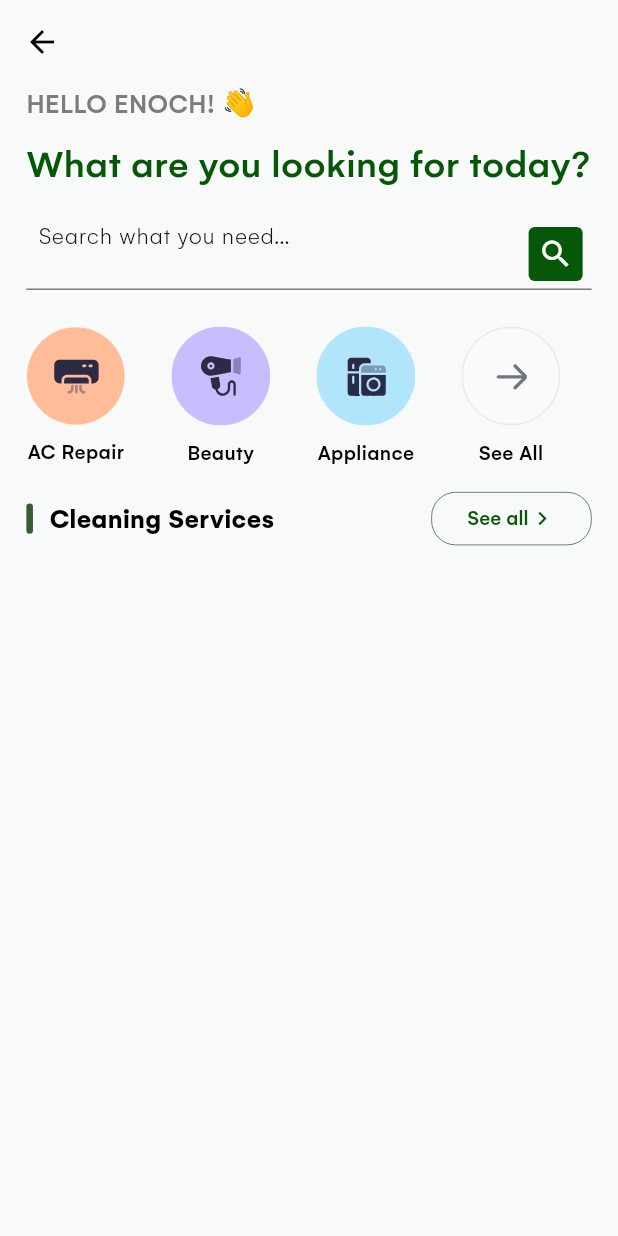
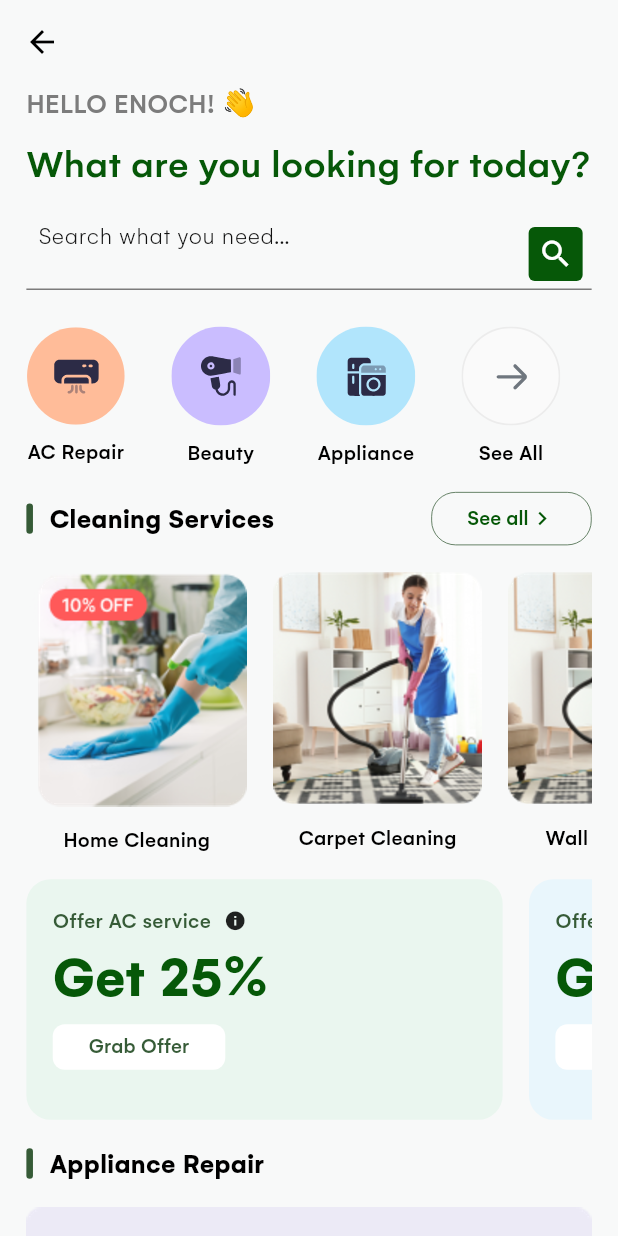
Before and after one commit to enoch-aik/community_hub, a Flutter app: the DashboardScreen screen opened by its route, on a phone screen of 412 x 824 dp. Run offline on Flutter 3.47's test engine with Material 2 defaults, Android fonts, the phone set to English and light mode, and no system bars; our stand-ins replace auto_route, dio, flex_color_scheme, flutter_hooks, flutter_screenutil, flutter_svg and 5 more; missing offline and left inert: serverpod, serverpod_client; accounts and stored records are empty.

Commit message:
- completed dashboard UI

```diff
--- a/community_hub/lib/app/dashboard/data/models/community_service.dart
+++ b/community_hub/lib/app/dashboard/data/models/community_service.dart
@@ -21,4 +21,15 @@ class CommunityService {
 
   static CommunityService seeAll =
       CommunityService(service: 'See All', imagePath: AppAssets.seeAllSvg);
+
+  static List<CommunityService> get cleaningServices => [
+        CommunityService(
+            service: 'Home Cleaning', imagePath: AppAssets.homeCleaningImg),
+        CommunityService(
+            service: 'Carpet Cleaning', imagePath: AppAssets.carpetCleaningImg),
+        CommunityService(
+            service: 'Wall Cleaning', imagePath: AppAssets.carpetCleaningImg),
+        CommunityService(
+            service: 'Home Cleaning', imagePath: AppAssets.homeCleaningImg),
+      ];
 }
--- /dev/null
+++ b/community_hub/lib/app/dashboard/data/models/offer.dart
@@ -0,0 +1,25 @@
+import 'package:flutter/material.dart';
+
+class ServiceOffer {
+  final String title;
+  final String discount;
+  final String? actionText;
+  final Color? color;
+
+  ServiceOffer(
+      {required this.title,
+      required this.discount,
+      this.color = Colors.blueAccent,
+      this.actionText = 'Grab Offer'});
+
+  static List<ServiceOffer> get offers => [
+        ServiceOffer(
+            title: 'Offer AC service',
+            discount: 'Get 25%',
+            color: const Color(0xffEAF6EF)),
+        ServiceOffer(
+            title: 'Offer AC service',
+            discount: 'Get 25%',
+            color: const Color(0xffE9F6FC)),
+      ];
+}
--- a/community_hub/lib/app/dashboard/presentation/ui/screens/dashboard.dart
+++ b/community_hub/lib/app/dashboard/presentation/ui/screens/dashboard.dart
@@ -1,8 +1,12 @@
 import 'package:community_hub/app/dashboard/data/models/community_service.dart';
+import 'package:community_hub/app/dashboard/data/models/offer.dart';
 import 'package:community_hub/app/dashboard/presentation/ui/widgets/category_header.dart';
+import 'package:community_hub/app/dashboard/presentation/ui/widgets/cleaning_service_card.dart';
+import 'package:community_hub/app/dashboard/presentation/ui/widgets/offer_card.dart';
 import 'package:community_hub/app/dashboard/presentation/ui/widgets/search_textfield.dart';
 import 'package:community_hub/app/dashboard/presentation/ui/widgets/service_card.dart';
 import 'package:community_hub/lib.dart';
+import 'package:community_hub/src/res/assets/assets.dart';
 
 @RoutePage(name: 'dashboard')
 class DashboardScreen extends HookConsumerWidget {
@@ -52,8 +56,55 @@ class DashboardScreen extends HookConsumerWidget {
                 ],
               ),
             ),
+            Padding(
+              padding: EdgeInsets.symmetric(vertical: 16.h),
+              child: const CategoryHeader(header: 'Cleaning Services'),
+            ),
+            SingleChildScrollView(
+              scrollDirection: Axis.horizontal,
+              child: Row(
+                children: [
+                  ...List.generate(4, (index) => index).map(
+                    (e) => Padding(
+                      padding: EdgeInsets.only(right: 16.w),
+                      child: CleaningServiceCard(
+                        service: CommunityService.cleaningServices[e],
+                        //onTap: () {},
+                      ),
+                    ),
+                  ),
+                ],
+              ),
+            ),
             ColSpacing(16.h),
-            CategoryHeader(header: 'Cleaning Services'),
+            SingleChildScrollView(
+              scrollDirection: Axis.horizontal,
+              child: Row(
+                children: [
+                  ...List.generate(
+                    2,
+                    (index) => Padding(
+                      padding: EdgeInsets.only(right: 16.w),
+                      child: OfferCard(offer: ServiceOffer.offers[index]),
+                    ),
+                  ),
+                ],
+              ),
+            ),
+            Padding(
+              padding: EdgeInsets.symmetric(vertical: 16.h),
+              child: const CategoryHeader(
+                header: 'Appliance Repair',
+                showActionButton: false,
+              ),
+            ),
+            Image.asset(
+              AppAssets.applianceRepairOfferImg,
+              width: double.maxFinite,
+              fit: BoxFit.fitWidth,
+              filterQuality: FilterQuality.high,
+            ),
+            ColSpacing(24.h),
           ],
         ),
       ),
--- a/community_hub/lib/app/dashboard/presentation/ui/widgets/category_header.dart
+++ b/community_hub/lib/app/dashboard/presentation/ui/widgets/category_header.dart
@@ -3,8 +3,13 @@ import 'package:community_hub/lib.dart';
 class CategoryHeader extends StatelessWidget {
   final String header;
   final void Function()? onTap;
+  final bool showActionButton;
 
-  const CategoryHeader({super.key, required this.header, this.onTap});
+  const CategoryHeader(
+      {super.key,
+      required this.header,
+      this.onTap,
+      this.showActionButton = true});
 
   @override
   Widget build(BuildContext context) {
@@ -24,6 +29,7 @@ class CategoryHeader extends StatelessWidget {
           fontSize: 18.sp,
         ),
         const Spacer(),
+        if (showActionButton)
           SizedBox(
               height: 35.h,
               child: OutlinedButton(
--- a/community_hub/lib/app/dashboard/presentation/ui/widgets/cleaning_service_card.dart
+++ b/community_hub/lib/app/dashboard/presentation/ui/widgets/cleaning_service_card.dart
@@ -1,14 +1,27 @@
+import 'package:community_hub/app/dashboard/data/models/community_service.dart';
 import 'package:community_hub/lib.dart';
 
 class CleaningServiceCard extends StatelessWidget {
-  const CleaningServiceCard({super.key});
+  final CommunityService service;
+  final void Function()? onTap;
+
+  const CleaningServiceCard({super.key, required this.service, this.onTap});
 
   @override
   Widget build(BuildContext context) {
-    return const Column(children: [
-
-
-
-    ],);
+    return Column(
+      children: [
+        Image.asset(
+          service.imagePath,
+          filterQuality: FilterQuality.high,
+        ),
+        ColSpacing(12.h),
+        KText(
+          service.service,
+          fontSize: 14.sp,
+          fontWeight: FontWeight.w500,
+        ),
+      ],
+    );
   }
 }
--- /dev/null
+++ b/community_hub/lib/app/dashboard/presentation/ui/widgets/offer_card.dart
@@ -0,0 +1,57 @@
+import 'package:community_hub/app/dashboard/data/models/offer.dart';
+import 'package:community_hub/lib.dart';
+
+class OfferCard extends StatelessWidget {
+  final ServiceOffer offer;
+
+  const OfferCard({super.key, required this.offer});
+
+  @override
+  Widget build(BuildContext context) {
+    return Container(
+      height: 158.h,
+      width: 289.w,
+      padding: EdgeInsets.all(16.w),
+      decoration: BoxDecoration(
+          color: offer.color, borderRadius: BorderRadius.circular(16.r)),
+      child: Column(
+        crossAxisAlignment: CrossAxisAlignment.start,
+        children: [
+          Row(
+            mainAxisAlignment: MainAxisAlignment.start,
+            crossAxisAlignment: CrossAxisAlignment.center,
+            children: [
+              KText(
+                offer.title,
+                fontWeight: FontWeight.w500,
+                fontSize: 14.sp,
+                color: context.secondary,
+              ),
+              RowSpacing(8.w),
+              const Icon(
+                Icons.info,
+                size: 15,
+              )
+            ],
+          ),
+          KText(
+            offer.discount,
+            fontSize: 38.sp,
+            color: context.primary,
+            fontWeight: FontWeight.w600,
+          ),
+          ColSpacing(4.h),
+          SizedBox(
+              height: 30.h,
+              child: OutlinedButton(
+                  style: OutlinedButton.styleFrom(
+                      backgroundColor: context.onPrimary,
+                      foregroundColor: context.secondary,
+                      side: const BorderSide(color: Colors.transparent)),
+                  onPressed: () {},
+                  child: const Text('Grab Offer')))
+        ],
+      ),
+    );
+  }
+}
--- a/community_hub/lib/src/res/assets/assets.dart
+++ b/community_hub/lib/src/res/assets/assets.dart
@@ -4,7 +4,7 @@ class AppAssets {
   static const String _svgDir = 'assets/svg';
   static const String _imgDir = 'assets/images';
   static const String _onboardingDir = '$_imgDir/onboarding';
-  static const String _servicesDir = '$_imgDir/services_and_offer';
+  static const String _servicesDir = '$_imgDir/services_and_offers';
 
   static const logoSvg = '$_svgDir/logo.svg';
 
--- a/community_hub/pubspec.yaml
+++ b/community_hub/pubspec.yaml
@@ -113,6 +113,7 @@ flutter:
     - assets/svg/services/
     - assets/images/
     - assets/images/onboarding/
+    - assets/images/services_and_offers/
 
   # An image asset can refer to one or more resolution-specific "variants", see
   # https://flutter.dev/assets-and-images/#resolution-aware
```
Also changed, not shown: community_hub/lib/app/dashboard/data/models/cleaning_service.dart (added), 3 other files. Lines whose indentation alone changed are shown as unchanged.
